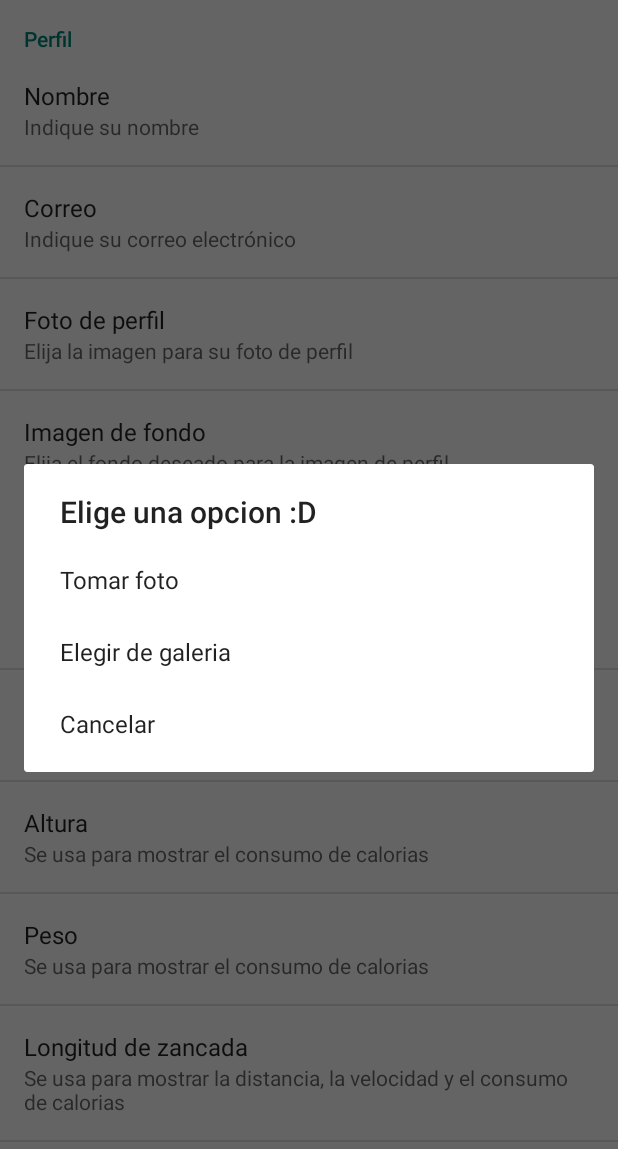
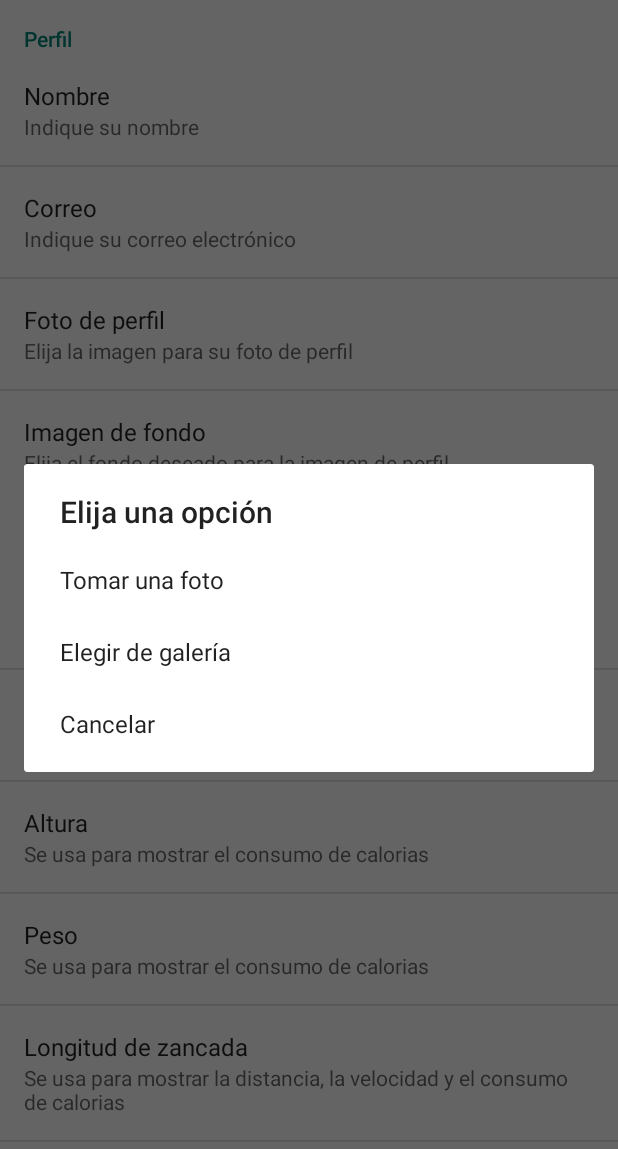
Before and after one commit to ipakto/MediaHora, an Android app: the Opciones screen opened directly, with no data from a screen before it, after a tap on "Foto de perfil", on a phone screen of 412 x 824 dp. Shown: the top 1149 px of the screen. Run offline under Robolectric (Android 15) with nearby library versions, the phone set to English and light mode, and no system bars; our stand-ins replace ButterKnife.

Commit message:
Funcionalidad casi completa ajustes

```diff
--- a/app/src/main/res/values/strings.xml
+++ b/app/src/main/res/values/strings.xml
@@ -59,6 +59,16 @@
     <string name="fotoPerfil">Foto de perfil</string>
     <string name="desc_foto">Elija la imagen para su foto de perfil</string>
 
+    <string name="sel_edad">Seleccione su edad</string>
+    <string name="sel_peso">Seleccione su peso (kg)</string>
+    <string name="sel_altura">Seleccione su altura (cm)</string>
+    <string name="sel_foto">Elija una opción</string>
+    <string name="sel_imag">Seleccione app de imagen</string>
+    <string name="tomarFoto">Tomar una foto</string>
+    <string name="elegirGaleria">Elegir de galería</string>
+    <string name="cancelar">Cancelar</string>
+
+
 
     <string-array name="pref_fondo_nombre">
     <item>Fondo1</item>
--- a/app/src/main/res/xml/opciones.xml
+++ b/app/src/main/res/xml/opciones.xml
@@ -26,7 +26,7 @@
     <PreferenceCategory
         android:key="pref_gen"
         android:title="@string/pref_categ_pers">
-        <EditTextPreference
+        <Preference
             android:key="pEdad"
             android:title="@string/pref_edad"
             android:summary="@string/desc_calorias"/>
@@ -36,15 +36,15 @@
             android:summary="@string/desc_calorias"
             android:entries="@array/pref_sexo_nombre"
             android:entryValues="@array/pref_sexo_val"/>
-        <EditTextPreference
+        <Preference
             android:key="pAltura"
             android:title="@string/pref_altura"
             android:summary="@string/desc_calorias"/>
-        <EditTextPreference
+        <Preference
             android:key="pPeso"
             android:title="@string/pref_peso"
             android:summary="@string/desc_calorias"/>
-        <EditTextPreference
+        <Preference
             android:key="pDistanciaP"
             android:title="@string/pref_dist"
             android:summary="@string/pref_dist_desc"/>
```
Also changed, not shown: app/src/main/java/fyr/uclm/esi/mediahora/MainActivity.java (+11 -17 lines), app/src/main/java/fyr/uclm/esi/mediahora/Opciones.java (+111 -12 lines).
